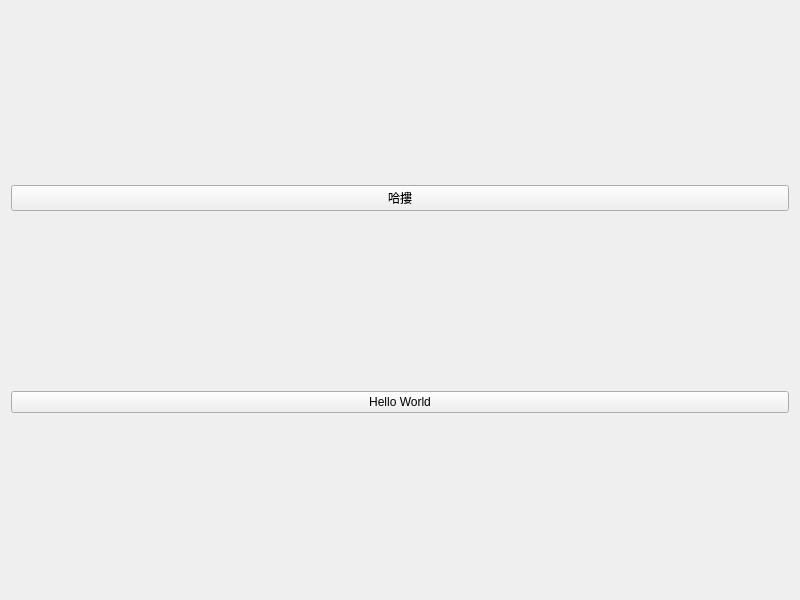
Old version of the form designwidget.ui in the repository gumin82/Qt_HelloWorld_3.
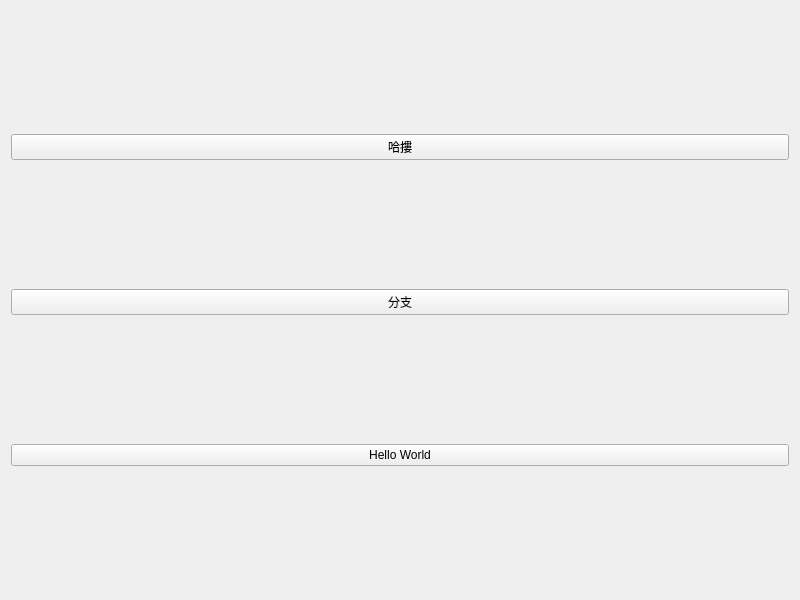
New version of the form.

Patch:
```diff
--- a/designwidget.ui
+++ b/designwidget.ui
@@ -21,6 +21,13 @@
      </property>
     </widget>
    </item>
+   <item>
+    <widget class="QPushButton" name="pushButton_3">
+     <property name="text">
+      <string>分支</string>
+     </property>
+    </widget>
+   </item>
    <item>
     <widget class="QPushButton" name="pushButton_2">
      <property name="text">
```
